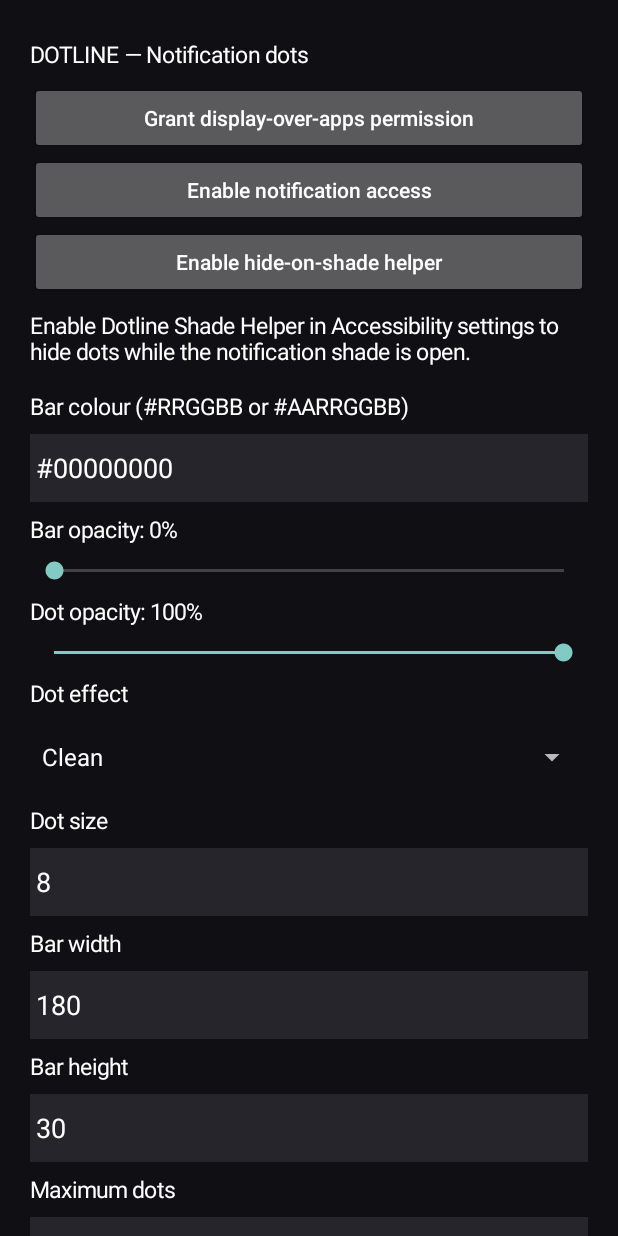
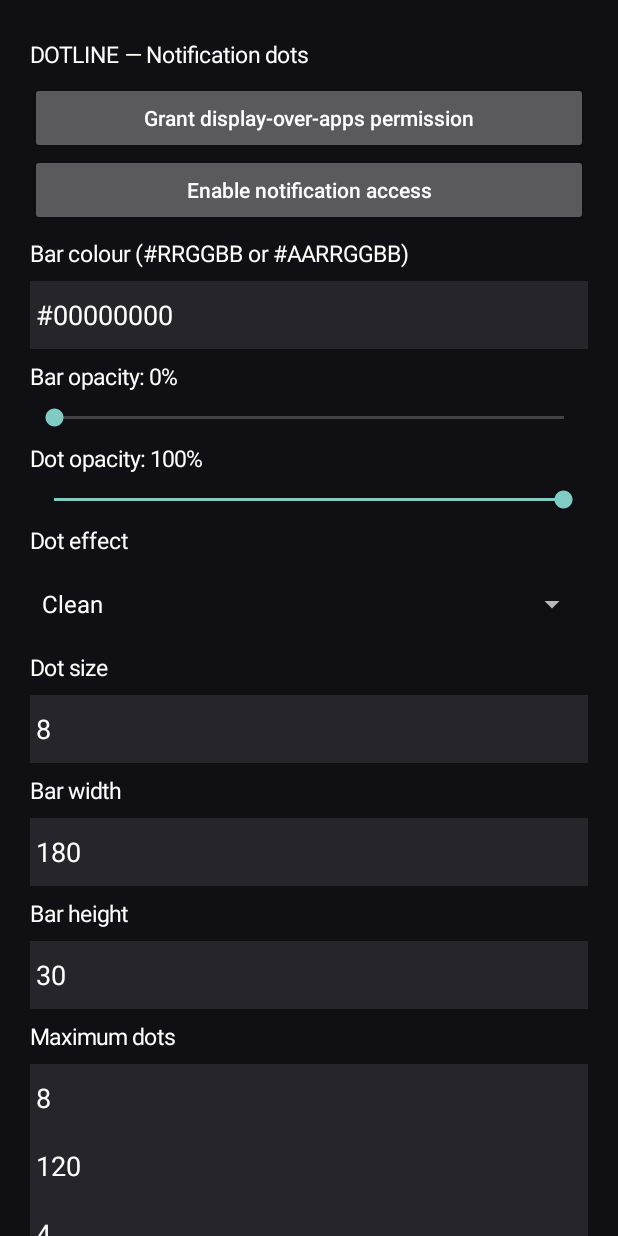
Before and after one commit to crownedblue/dotline, an Android app: the screen it shows after launch (MainActivity), on a phone screen of 412 x 824 dp. Run offline under Robolectric (Android 15) with nearby library versions, the phone set to English and light mode, and no system bars.

Commit message:
Remove shade helper UI and start overlay without foreground notification

```diff
--- a/app/src/main/java/com/crownedblue/dotline/MainActivity.kt
+++ b/app/src/main/java/com/crownedblue/dotline/MainActivity.kt
@@ -22,8 +22,6 @@ class MainActivity : Activity() {
         root.addView(label("DOTLINE — Notification dots"))
         root.addView(button("Grant display-over-apps permission") { startActivity(Intent(Settings.ACTION_MANAGE_OVERLAY_PERMISSION, Uri.parse("package:"+packageName))) })
         root.addView(button("Enable notification access") { startActivity(Intent("android.settings.ACTION_NOTIFICATION_LISTENER_SETTINGS")) })
-        root.addView(button("Enable hide-on-shade helper") { startActivity(Intent(Settings.ACTION_ACCESSIBILITY_SETTINGS)) })
-        root.addView(label("Enable Dotline Shade Helper in Accessibility settings to hide dots while the notification shade is open."))
         root.addView(label("Bar colour (#RRGGBB or #AARRGGBB)"))
         val color=edit("e.g. #00000000",prefs.getString("barColor","#00000000")!!); root.addView(color)
         fun addSeek(title:String,key:String,def:Int) {
@@ -63,7 +61,7 @@ class MainActivity : Activity() {
             sendBroadcast(Intent(DotOverlayService.ACTION_REFRESH).setPackage(packageName))
             Toast.makeText(this,"Saved. Restart Dotline if dimensions changed.",Toast.LENGTH_SHORT).show()
         })
-        root.addView(button("Start floating dots") { if(Settings.canDrawOverlays(this)) { val i=Intent(this,DotOverlayService::class.java); if(android.os.Build.VERSION.SDK_INT>=26) startForegroundService(i) else startService(i) } else Toast.makeText(this,"Grant overlay permission first",Toast.LENGTH_LONG).show() })
+        root.addView(button("Start floating dots") { if(Settings.canDrawOverlays(this)) { val i=Intent(this,DotOverlayService::class.java); startService(i) } else Toast.makeText(this,"Grant overlay permission first",Toast.LENGTH_LONG).show() })
         root.addView(button("Stop floating dots") { stopService(Intent(this,DotOverlayService::class.java)) })
         setContentView(scroll)
     }
```
